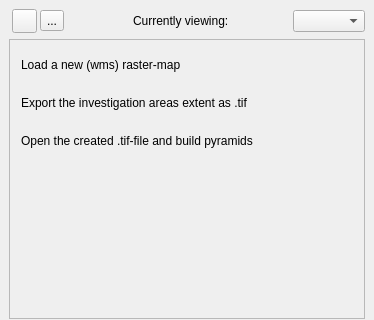
Before: the Qt Designer form mole/view/ui_main_process_dock.ui in UdK-VPT/Open_eQuarter, drawn with Qt 5; both pictures show x 0 to 374 and y 0 to 320 of the 374 by 516 pixel window.
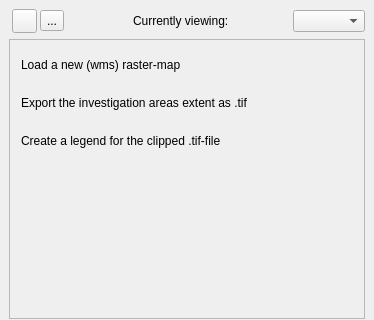
After: the same form once the commit is applied. The open tabs and pages were chosen to show the change. Icons and pictures are not drawn. Custom widgets are drawn as their Qt base class.

Commit message: - ColorPicker now opens once the WMS was clipped (closes #39)

What changed in the file:
```diff
--- a/mole/view/ui_main_process_dock.ui
+++ b/mole/view/ui_main_process_dock.ui
@@ -362,7 +362,7 @@
         <item>
          <widget class="QProcessButton" name="pyramids_built_chckBox">
           <property name="text">
-           <string>Open the created .tif-file and build pyramids</string>
+           <string>Create a legend for the clipped .tif-file</string>
           </property>
          </widget>
         </item>
```
Left out of the diff: 4 changed lines with no effect on the pictures. The commit also changes 9 other files.
